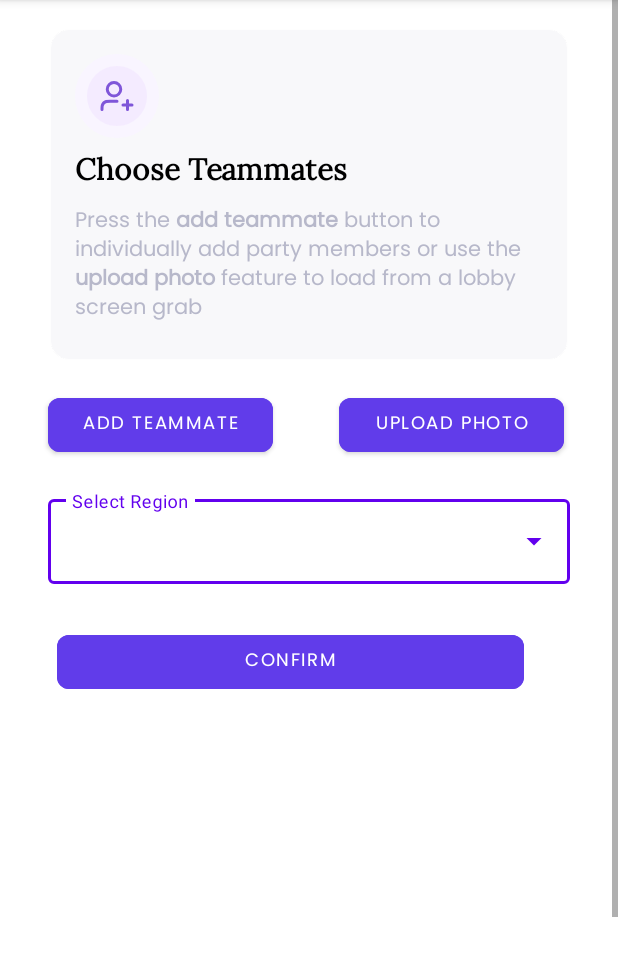
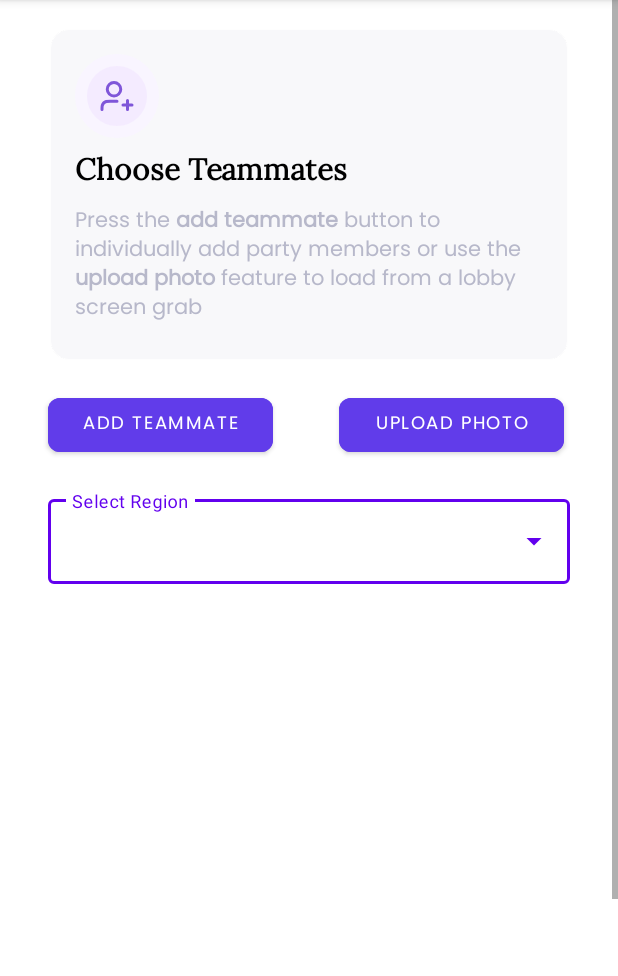
Before and after one commit to dah-fari7009/CPEN321Project, an Android app: the FinalizeTeammatesActivity screen opened directly, with no data from a screen before it, on a phone screen of 412 x 824 dp, the part 84-1060 px from its top. Run offline under Robolectric (Android 15) with nearby library versions, the phone set to English and light mode, and no system bars; our stand-ins replace Volley, data binding; 1 statement that could not run was skipped.

Commit message:
made some changes

```diff
--- a/FE/app/src/main/java/com/example/dodged_project/AddTeammatesActivity.java
+++ b/FE/app/src/main/java/com/example/dodged_project/AddTeammatesActivity.java
@@ -6,6 +6,7 @@ import androidx.databinding.DataBindingUtil;
 
 import android.content.Intent;
 import android.os.Bundle;
+import android.util.Log;
 import android.view.View;
 import android.widget.TextView;
 
--- a/FE/app/src/main/java/com/example/dodged_project/FinalizeTeammatesActivity.java
+++ b/FE/app/src/main/java/com/example/dodged_project/FinalizeTeammatesActivity.java
@@ -13,6 +13,7 @@ import android.view.View;
 import android.widget.AdapterView;
 import android.widget.ArrayAdapter;
 import android.widget.Button;
+import android.widget.TextView;
 import android.widget.Toast;
 
 import com.android.volley.AuthFailureError;
@@ -42,6 +43,7 @@ public class FinalizeTeammatesActivity extends AppCompatActivity implements Play
     private String selectedRegion;
 
     private Button confirmButton;
+    private TextView userLoggedInStatusText;
 
     @Override
     protected void onCreate(Bundle savedInstanceState) {
@@ -63,6 +65,16 @@ public class FinalizeTeammatesActivity extends AppCompatActivity implements Play
             }
         });
 
+//        userLoggedInStatusText = findViewById(R.id.userLoggedInStatus);
+////
+//        String userLoggedInStatus = getIntent().getStringExtra("USER_ACCOUNT_INFO");
+//
+//        if(userLoggedInStatus == null) {
+//            userLoggedInStatusText.setText("Not logged in");
+//        } else {
+//            userLoggedInStatusText.setText("Logged in as: " + userLoggedInStatus);
+//        }
+
 
         binding.addTeammatesButton.setOnClickListener(new View.OnClickListener() {
             @Override
@@ -70,17 +82,27 @@ public class FinalizeTeammatesActivity extends AppCompatActivity implements Play
                 Intent addTeammatesIntent = new Intent(FinalizeTeammatesActivity.this, AddTeammatesActivity.class);
                 addTeammatesIntent.putExtra("user_input_player_names", usernames);
                 addTeammatesIntent.putExtra("confirmedTeammatesBefore", true);
+//                addTeammatesIntent.putExtra("USER_ACCOUNT_INFO", userLoggedInStatus);
                 startActivity(addTeammatesIntent);
             }
         });
 
-        confirmButton = findViewById(R.id.confirm_button);
+        Button confirmButton = findViewById(R.id.confirm_button);
+
         confirmButton.setOnClickListener(new View.OnClickListener() {
             @Override
             public void onClick(View v) {
                 sendUsernames(usernames, selectedRegion);
             }
         });
+
+//        confirmButton = findViewById(R.id.confirm_button);
+//        confirmButton.setOnClickListener(new View.OnClickListener() {
+//            @Override
+//            public void onClick(View v) {
+//                sendUsernames(usernames, selectedRegion);
+//            }
+//        });
 
         FragmentManager fm = getSupportFragmentManager();
         Fragment fragment = fm.findFragmentById(R.id.player_usernames_fragment);
@@ -131,7 +153,8 @@ public class FinalizeTeammatesActivity extends AppCompatActivity implements Play
                 }, new Response.ErrorListener() {
             @Override
             public void onErrorResponse(VolleyError error) {
-                Toast.makeText(FinalizeTeammatesActivity.this, error.getMessage(), Toast.LENGTH_LONG).show();
+//                Toast.makeText(FinalizeTeammatesActivity.this, error.getMessage(), Toast.LENGTH_LONG).show();
+                Toast.makeText(FinalizeTeammatesActivity.this, "Error: Make sure ALL Usernames are correct and a Region is selected", Toast.LENGTH_LONG).show();
             }
         }) {
             @Override
--- a/FE/app/src/main/res/layout/activity_finalize_teammates.xml
+++ b/FE/app/src/main/res/layout/activity_finalize_teammates.xml
@@ -167,13 +167,22 @@
                     android:layout_height="48dp"
                     android:layout_gravity="center"
                     android:backgroundTint="@color/button_color"
-                    android:enabled="false"
                     android:fontFamily="@font/poppins"
                     android:gravity="center"
                     android:text="@string/confirm_button_text"
                     android:textColor="@color/white"
                     android:textSize="12sp"
                     app:cornerRadius="8dp" />
+
+                <TextView
+                    android:id="@+id/userLoggedInStatus"
+                    android:layout_width="wrap_content"
+                    android:layout_height="wrap_content"
+                    android:text=""
+                    app:layout_constraintBottom_toBottomOf="parent"
+                    app:layout_constraintEnd_toEndOf="parent"
+                    app:layout_constraintStart_toStartOf="parent" />
+
             </LinearLayout>
         </ScrollView>
     </androidx.constraintlayout.widget.ConstraintLayout>
--- a/FE/app/src/main/res/layout/player_username_item.xml
+++ b/FE/app/src/main/res/layout/player_username_item.xml
@@ -55,6 +55,7 @@
                 android:layout_toRightOf="@id/playerUsername"
                 android:clickable="true"
                 android:focusable="true"
+                android:visibility="visible"
                 app:srcCompat="@drawable/username_edit_icon" />
 
             <ImageView
--- a/FE/app/src/main/res/layout/player_usernames_fragment.xml
+++ b/FE/app/src/main/res/layout/player_usernames_fragment.xml
@@ -19,18 +19,5 @@
             android:divider="@null"
             android:dividerHeight="0dp"></ListView>
 
-        <com.google.android.material.button.MaterialButton
-            android:id="@+id/confirm_button"
-            android:layout_width="311dp"
-            android:layout_height="48dp"
-            android:layout_gravity="center"
-            android:backgroundTint="@color/button_color"
-            android:enabled="false"
-            android:fontFamily="@font/poppins"
-            android:gravity="center"
-            android:text="@string/confirm_button_text"
-            android:textColor="@color/white"
-            android:textSize="12sp"
-            app:cornerRadius="8dp" />
     </LinearLayout>
 </FrameLayout>
```
Also changed, not shown: FE/app/src/main/java/com/example/dodged_project/ChooseTeammatesActivity.java (+9 -9 lines), FE/app/src/main/java/com/example/dodged_project/ResultsActivity.java (+64 -10 lines), FE/app/src/main/java/com/example/dodged_project/UploadedImageActivity.java (+21 -13 lines), FE/app/src/main/java/com/example/dodged_project/data/Player.java (+30 -1 lines), 2 other files.
